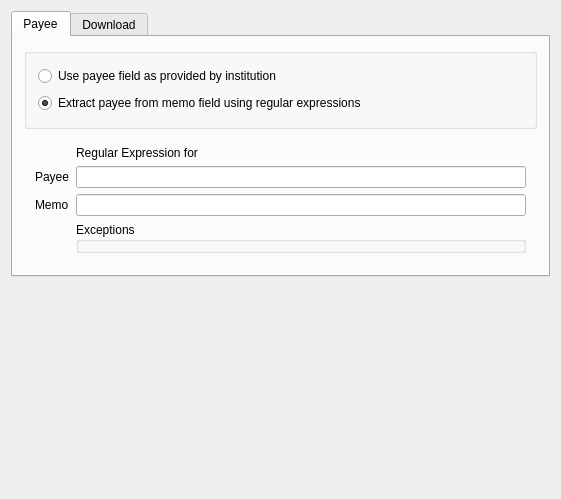
Before: the Qt Designer form kmymoney/plugins/kbanking/dialogs/kbaccountsettings.ui in KDE/kmymoney, drawn with Qt 5.
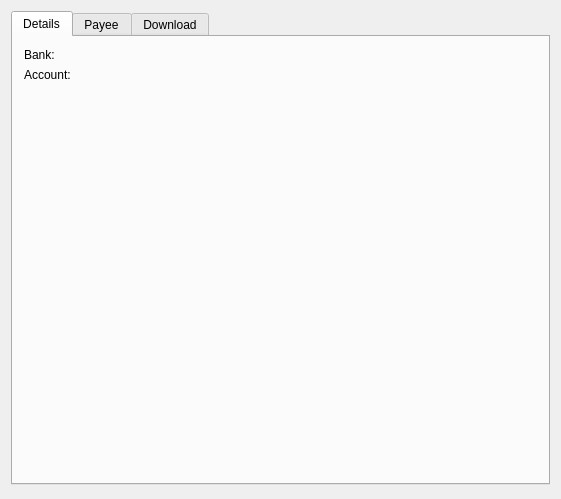
After: the same form once the commit is applied. Custom widgets are drawn as their Qt base class.

Commit message:
Fix 'No mapping information for accounts associated with an online account provided by kbanking'
BUG:416293
FIXED-IN:4.8.5

The edit to the form file:
```diff
--- a/kmymoney/plugins/kbanking/dialogs/kbaccountsettings.ui
+++ b/kmymoney/plugins/kbanking/dialogs/kbaccountsettings.ui
@@ -16,6 +16,67 @@
      <property name="currentIndex">
       <number>0</number>
      </property>
+     <widget class="QWidget" name="detailsTab">
+      <attribute name="title">
+       <string>Details</string>
+      </attribute>
+      <layout class="QGridLayout" name="gridLayout">
+       <item row="1" column="0">
+        <widget class="QLabel" name="label_2">
+         <property name="text">
+          <string>Account:</string>
+         </property>
+        </widget>
+       </item>
+       <item row="0" column="1">
+        <widget class="QLabel" name="m_mappedBank">
+         <property name="text">
+          <string>&lt;Not configured&gt;</string>
+         </property>
+        </widget>
+       </item>
+       <item row="0" column="0">
+        <widget class="QLabel" name="label">
+         <property name="text">
+          <string>Bank:</string>
+         </property>
+        </widget>
+       </item>
+       <item row="1" column="1">
+        <widget class="QLabel" name="m_mappedAccount">
+         <property name="text">
+          <string>&lt;Not configured&gt;</string>
+         </property>
+        </widget>
+       </item>
+       <item row="3" column="2">
+        <spacer name="verticalSpacer">
+         <property name="orientation">
+          <enum>Qt::Vertical</enum>
+         </property>
+         <property name="sizeHint" stdset="0">
+          <size>
+           <width>20</width>
+           <height>381</height>
+          </size>
+         </property>
+        </spacer>
+       </item>
+       <item row="2" column="1">
+        <spacer name="horizontalSpacer">
+         <property name="orientation">
+          <enum>Qt::Horizontal</enum>
+         </property>
+         <property name="sizeHint" stdset="0">
+          <size>
+           <width>40</width>
+           <height>20</height>
+          </size>
+         </property>
+        </spacer>
+       </item>
+      </layout>
+     </widget>
      <widget class="QWidget" name="payeeTab">
       <attribute name="title">
        <string>Payee</string>
```
The commit also changes 1 other file.
